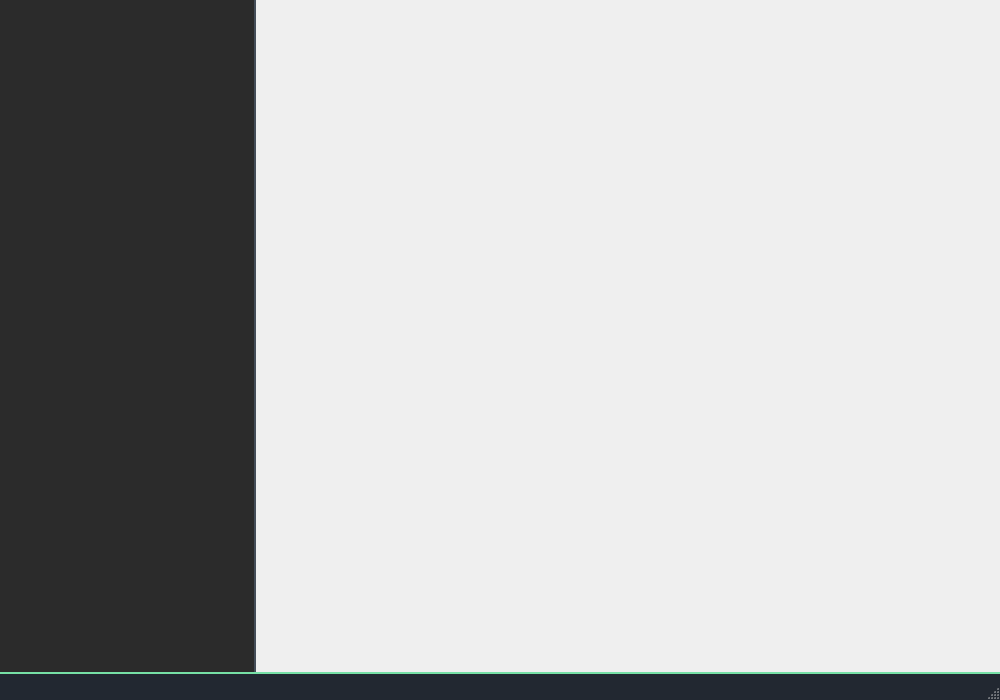
Qt form forms/mainwindow.ui (minnesangg/Cerberus) before a commit.
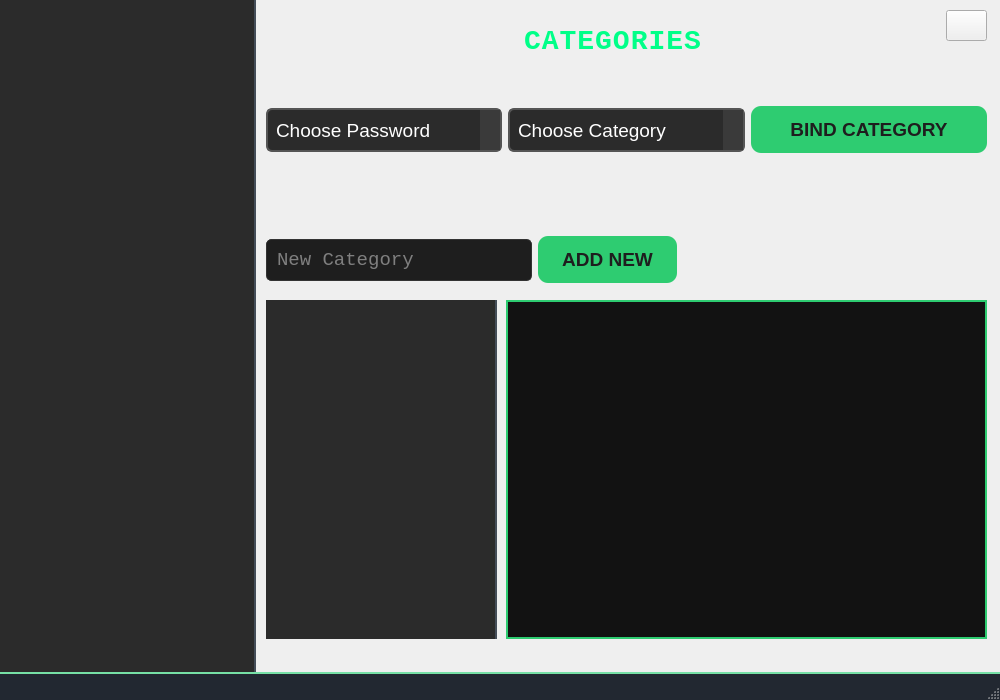
The same form after that commit. The open tabs and pages were chosen to show the change. Icons and pictures are not drawn.

Commit message: FINISHED! added categories for passwords.

```diff
--- a/forms/mainwindow.ui
+++ b/forms/mainwindow.ui
@@ -1243,7 +1243,484 @@
        </widget>
       </widget>
       <widget class="QWidget" name="categoriesPage">
-       <layout class="QGridLayout" name="gridLayout"/>
+       <widget class="QWidget" name="horizontalLayoutWidget_4">
+        <property name="geometry">
+         <rect>
+          <x>10</x>
+          <y>90</y>
+          <width>721</width>
+          <height>80</height>
+         </rect>
+        </property>
+        <layout class="QHBoxLayout" name="categBinderLayout">
+         <item>
+          <widget class="QComboBox" name="passNameCategBox">
+           <property name="font">
+            <font>
+             <pointsize>-1</pointsize>
+            </font>
+           </property>
+           <property name="cursor">
+            <cursorShape>PointingHandCursor</cursorShape>
+           </property>
+           <property name="styleSheet">
+            <string notr="true">QComboBox {
+    background-color: #2b2b2b;
+    color: #ffffff;
+    border: 2px solid #555555;
+    border-radius: 6px;
+    font-size: 19px;
+    min-width: 150px;
+    max-width: 250px;
+    min-height: 40px; 
+    height: 40px; 
+    outline: none;
+ 	padding-left: 8px;
+}
+
+QComboBox QAbstractItemView {
+    background-color: #2b2b2b;
+    color: #ffffff;
+    border: none;
+    selection-background-color: #3a3a3a;
+    selection-color: #ffffff;
+    outline: none;
+}
+
+QComboBox QAbstractItemView::item {
+    background-color: transparent;
+    padding: 6px 12px;
+}
+
+QComboBox::drop-down {
+    background-color: #3a3a3a;
+    border: none;
+    width: 20px;
+}
+
+QComboBox::down-arrow {
+    image: url(:/downArrow.png);
+    width: 10px;
+    height: 10px;
+}
+
+QComboBox::drop-down:hover {
+    background-color: #505050;
+}
+</string>
+           </property>
+           <property name="placeholderText">
+            <string>Choose Password</string>
+           </property>
+          </widget>
+         </item>
+         <item>
+          <widget class="QComboBox" name="passCategBox">
+           <property name="font">
+            <font>
+             <pointsize>-1</pointsize>
+            </font>
+           </property>
+           <property name="cursor">
+            <cursorShape>PointingHandCursor</cursorShape>
+           </property>
+           <property name="styleSheet">
+            <string notr="true">QComboBox {
+    background-color: #2b2b2b;
+    color: #ffffff;
+    border: 2px solid #555555;
+    border-radius: 6px;
+    font-size: 19px;
+    min-width: 150px;
+    max-width: 250px;
+    min-height: 40px; 
+    height: 40px; 
+    outline: none;
+ 	padding-left: 8px;
+}
+
+QComboBox QAbstractItemView {
+    background-color: #2b2b2b;
+    color: #ffffff;
+    border: none;
+    selection-background-color: #3a3a3a;
+    selection-color: #ffffff;
+    outline: none;
+}
+
+QComboBox QAbstractItemView::item {
+    background-color: transparent;
+    padding: 6px 12px;
+}
+
+QComboBox::drop-down {
+    background-color: #3a3a3a;
+    border: none;
+    width: 20px;
+}
+
+QComboBox::down-arrow {
+    image: url(:/downArrow.png);
+    width: 10px;
+    height: 10px;
+}
+
+QComboBox::drop-down:hover {
+    background-color: #505050;
+}
+</string>
+           </property>
+           <property name="placeholderText">
+            <string>Choose Category</string>
+           </property>
+          </widget>
+         </item>
+         <item>
+          <widget class="QPushButton" name="bindCategoryButton">
+           <property name="font">
+            <font>
+             <family>Cantarell</family>
+             <pointsize>14</pointsize>
+             <bold>true</bold>
+            </font>
+           </property>
+           <property name="cursor">
+            <cursorShape>PointingHandCursor</cursorShape>
+           </property>
+           <property name="styleSheet">
+            <string notr="true">QPushButton {
+    background-color: #2ECC71;
+    color: #1e1e1e; 
+    font-weight: bold;
+    border: none;
+    padding: 12px 24px;
+    border-radius: 10px;
+    min-width: 10px;
+    min-height: 5px; 
+    box-shadow: 0 4px 8px rgba(0, 0, 0, 0.1);
+    transition: background-color 0.3s, box-shadow 0.3s;
+}
+
+QPushButton:hover {
+    background-color: #5bbd88;
+    box-shadow: 0 6px 12px rgba(0, 0, 0, 0.2);
+}
+
+QPushButton:pressed {
+    background-color: #4aa97a;
+    box-shadow: none;
+}
+
+</string>
+           </property>
+           <property name="text">
+            <string>BIND CATEGORY</string>
+           </property>
+          </widget>
+         </item>
+        </layout>
+       </widget>
+       <widget class="QLabel" name="categoriesMainLabel">
+        <property name="geometry">
+         <rect>
+          <x>260</x>
+          <y>10</y>
+          <width>261</width>
+          <height>78</height>
+         </rect>
+        </property>
+        <property name="font">
+         <font>
+          <family>Monospace</family>
+          <pointsize>-1</pointsize>
+          <fontweight>DemiBold</fontweight>
+         </font>
+        </property>
+        <property name="styleSheet">
+         <string notr="true">QLabel {
+    font-size: 28px;
+    font-weight: 600;
+    color: #00ff88;       
+    letter-spacing: 1px;   
+    padding: 10px 0;
+    margin-bottom: 15px;
+    border-bottom: 1px solid #1a3a2a; 
+}
+</string>
+        </property>
+        <property name="text">
+         <string>CATEGORIES</string>
+        </property>
+       </widget>
+       <widget class="QTableWidget" name="passCategTable">
+        <property name="geometry">
+         <rect>
+          <x>250</x>
+          <y>300</y>
+          <width>481</width>
+          <height>339</height>
+         </rect>
+        </property>
+        <property name="styleSheet">
+         <string notr="true"> QTableWidget {
+        background-color: #121212;
+        color: #2ECC71;
+        gridline-color: #2ECC71;
+        border: 2px solid #2ECC71;
+    }
+    QHeaderView::section {
+        background-color: #1E1E1E;
+        color: #2ECC71;
+        padding: 4px;
+        border: 1px solid #2ECC71;
+    }
+    QTableWidget::item {
+        background-color: #121212;
+        color: #2ECC71;
+        padding: 4px;
+    }
+    QTableWidget::item:selected {
+        background-color: #2ECC71;
+        color: #121212;
+    }
+
+QScrollBar:vertical {
+    border: none;
+    background: #1E1E1E;
+    width: 10px;
+    margin: 0px 0px 0px 0px;
+}
+
+QScrollBar::handle:vertical {
+    background: #2ECC71;
+    min-height: 20px;
+    border-radius: 5px;
+}
+
+QScrollBar::handle:vertical:hover {
+    background: #27AE60; /* чуть темнее при наведении */
+}
+
+QScrollBar::add-line:vertical, QScrollBar::sub-line:vertical {
+    border: none;
+    background: none;
+}
+
+QScrollBar::add-page:vertical, QScrollBar::sub-page:vertical {
+    background: none;
+}
+
+/* Горизонтальный скроллбар, если вдруг появится */
+QScrollBar:horizontal {
+    border: none;
+    background: #1E1E1E;
+    height: 10px;
+    margin: 0px 0px 0px 0px;
+}
+
+QScrollBar::handle:horizontal {
+    background: #2ECC71;
+    min-width: 20px;
+    border-radius: 5px;
+}
+
+QScrollBar::handle:horizontal:hover {
+    background: #27AE60;
+}
+
+QScrollBar::add-line:horizontal, QScrollBar::sub-line:horizontal {
+    border: none;
+    background: none;
+}
+
+QScrollBar::add-page:horizontal, QScrollBar::sub-page:horizontal {
+    background: none;
+}</string>
+        </property>
+       </widget>
+       <widget class="QListWidget" name="categoriesList">
+        <property name="geometry">
+         <rect>
+          <x>10</x>
+          <y>300</y>
+          <width>231</width>
+          <height>339</height>
+         </rect>
+        </property>
+        <property name="font">
+         <font>
+          <pointsize>-1</pointsize>
+         </font>
+        </property>
+        <property name="cursor" stdset="0">
+         <cursorShape>PointingHandCursor</cursorShape>
+        </property>
+        <property name="styleSheet">
+         <string notr="true">QListWidget {
+    background-color: #2b2b2b;  
+    border: none;
+    border-right: 2px solid #444d58;
+    font-size: 18px;
+}
+
+QListWidget::item {
+    background-color: #2b2b2b;  
+    color: #d1d1d1;              
+    border-bottom: 1px solid #444d58;
+    padding: 10px;
+    font-weight: bold;
+    border-radius: 10px;
+    transition: background-color 0.3s;
+}
+
+QListWidget::item:selected {
+    background-color: #6fcf97;  
+    color: #1e1e1e;           
+}
+
+QPushButton {
+    background-color: #6fcf97;  
+    color: #1e1e1e;           
+    font-size: 18px;
+    font-weight: bold;
+    border: none;
+    padding: 12px 24px;
+    border-radius: 25px;
+    box-shadow: 0 4px 8px rgba(0, 0, 0, 0.1);
+    transition: background-color 0.3s, box-shadow 0.3s;
+}
+
+QPushButton:hover {
+    background-color: #5bbd88; 
+    box-shadow: 0 6px 12px rgba(0, 0, 0, 0.2);
+}
+
+QPushButton:pressed {
+    background-color: #4aa97a;  
+    box-shadow: none;
+}
+
+QPushButton:disabled {
+    background-color: #3e6b4c;  
+    color: #6c6c6c;            
+}
+</string>
+        </property>
+       </widget>
+       <widget class="QWidget" name="horizontalLayoutWidget_5">
+        <property name="geometry">
+         <rect>
+          <x>10</x>
+          <y>220</y>
+          <width>411</width>
+          <height>80</height>
+         </rect>
+        </property>
+        <layout class="QHBoxLayout" name="horizontalLayout_3">
+         <item>
+          <widget class="QLineEdit" name="newCategLine">
+           <property name="font">
+            <font>
+             <family>Monospace</family>
+             <pointsize>14</pointsize>
+            </font>
+           </property>
+           <property name="styleSheet">
+            <string notr="true">QLineEdit {
+    background-color: #1E1E1E;
+    border: 1px solid #333;
+    padding: 8px;
+    border-radius: 5px;
+    color: #E0E0E0;
+}
+</string>
+           </property>
+           <property name="readOnly">
+            <bool>false</bool>
+           </property>
+           <property name="placeholderText">
+            <string>New Category</string>
+           </property>
+          </widget>
+         </item>
+         <item>
+          <widget class="QPushButton" name="newCategButton">
+           <property name="font">
+            <font>
+             <family>Cantarell</family>
+             <pointsize>14</pointsize>
+             <bold>true</bold>
+            </font>
+           </property>
+           <property name="cursor">
+            <cursorShape>PointingHandCursor</cursorShape>
+           </property>
+           <property name="styleSheet">
+            <string notr="true">QPushButton {
+    background-color: #2ECC71;
+    color: #1e1e1e; 
+    font-weight: bold;
+    border: none;
+    padding: 12px 24px;
+    border-radius: 10px;
+    min-width: 10px;
+    min-height: 5px; 
+    box-shadow: 0 4px 8px rgba(0, 0, 0, 0.1);
+    transition: background-color 0.3s, box-shadow 0.3s;
+}
+
+QPushButton:hover {
+    background-color: #5bbd88;
+    box-shadow: 0 6px 12px rgba(0, 0, 0, 0.2);
+}
+
+QPushButton:pressed {
+    background-color: #4aa97a;
+    box-shadow: none;
+}
+
+</string>
+           </property>
+           <property name="text">
+            <string>ADD NEW</string>
+           </property>
+          </widget>
+         </item>
+        </layout>
+       </widget>
+       <widget class="QPushButton" name="categoriesInfoButton">
+        <property name="geometry">
+         <rect>
+          <x>690</x>
+          <y>10</y>
+          <width>41</width>
+          <height>31</height>
+         </rect>
+        </property>
+        <property name="cursor">
+         <cursorShape>PointingHandCursor</cursorShape>
+        </property>
+        <property name="styleSheet">
+         <string notr="true">QLineEdit {
+    background-color: #424242; 
+    border: 1px solid #3c3c3c; 
+    color: #d1d1d1;
+    font-size: 16px;
+    padding: 12px;
+    border-radius: 10px;
+	selection-background-color: transparent;
+    transition: border-color 0.3s;
+}
+
+QLineEdit:focus {
+    border-color: #6fcf97; 
+    box-shadow: 0 0 5px rgba(111, 207, 151, 0.5);
+}</string>
+        </property>
+        <property name="text">
+         <string/>
+        </property>
+       </widget>
       </widget>
       <widget class="QWidget" name="checkPage">
        <widget class="QWidget" name="verticalLayoutWidget_3">
```
Left out of the diff: 43 changed lines with no effect on the pictures. The commit also changes 11 other files.
